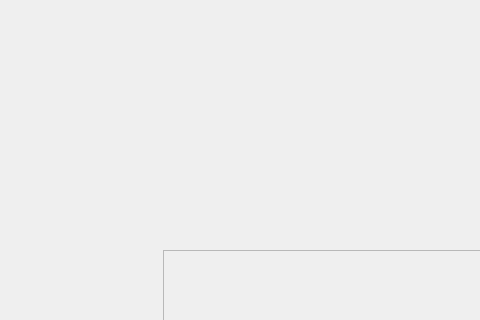
Before: the Qt Designer form questionview.ui in 1mp4ct/WWM, drawn with Qt 5; both pictures show x 0 to 480 and y 0 to 320 of the 814 by 575 pixel window.
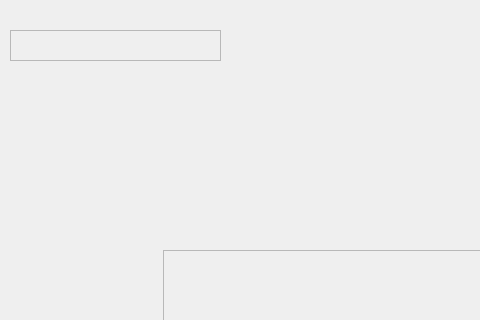
After: the same form once the commit is applied.

Patch:
```diff
--- a/questionview.ui
+++ b/questionview.ui
@@ -78,6 +78,19 @@
     </rect>
    </property>
   </widget>
+  <widget class="QTextEdit" name="moneyField">
+   <property name="enabled">
+    <bool>false</bool>
+   </property>
+   <property name="geometry">
+    <rect>
+     <x>10</x>
+     <y>30</y>
+     <width>211</width>
+     <height>31</height>
+    </rect>
+   </property>
+  </widget>
  </widget>
  <resources/>
  <connections/>
```
